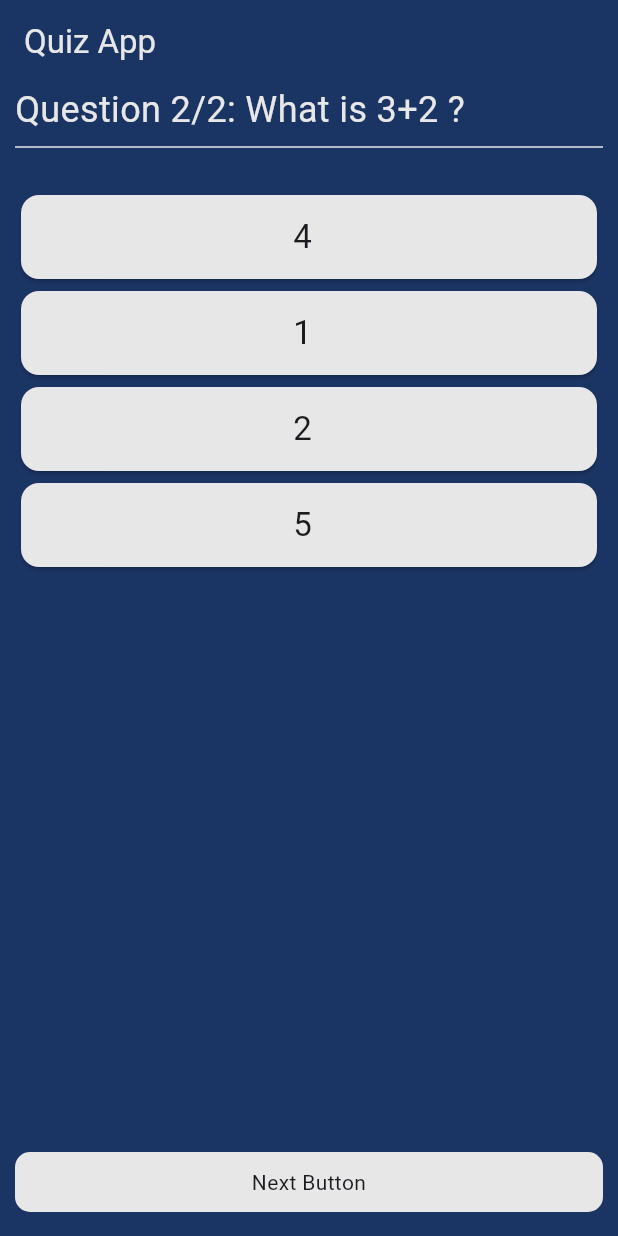
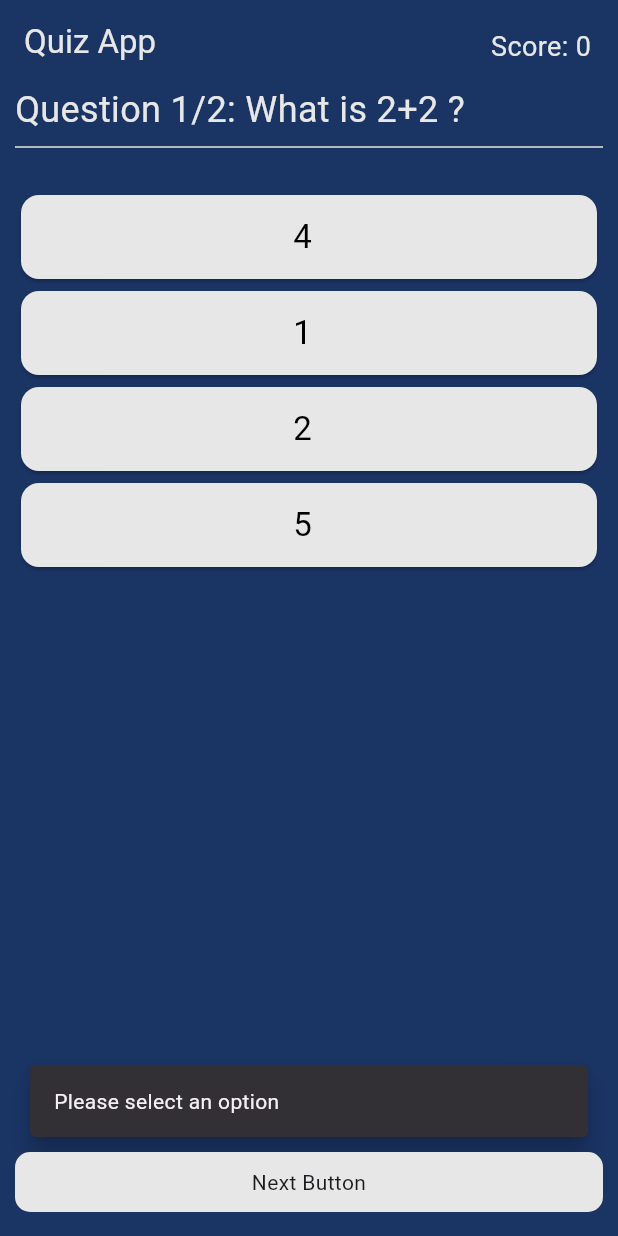
Before and after one commit to trungka982004/Midterm_Quiz_App, a Flutter app: the screen it shows after launch, after a tap on "Next Button", on a phone screen of 412 x 824 dp. Run offline on Flutter 3.47's test engine with Material 3 defaults, Android fonts, the phone set to English and light mode, and no system bars.

Commit message:
UI Quiz App is completed

```diff
--- a/lib/main.dart
+++ b/lib/main.dart
@@ -7,7 +7,7 @@ void main() {
 }
 
 class MyApp extends StatelessWidget {
-  const MyApp({Key? key}) : super(key: key);
+  const MyApp({super.key});
 
   @override
   Widget build(BuildContext context) {
--- a/lib/screens/homeScreen.dart
+++ b/lib/screens/homeScreen.dart
@@ -5,44 +5,84 @@ import 'package:quiz_app/widgets/next_button.dart';
 
 import '../widgets/option_card.dart';
 import '../widgets/question_widget.dart';
+import '../widgets/result_box.dart';
 
 class HomeScreen extends StatefulWidget {
-  const HomeScreen({Key? key}) : super(key: key);
+  const HomeScreen({super.key});
 
   @override
   State<HomeScreen> createState() => _HomeScreenState();
 }
+
 class _HomeScreenState extends State<HomeScreen> {
-  List<Question> _questions = [
+  final List<Question> _questions = [
     Question(
       id: '10',
       title: 'What is 2+2 ?',
-      options: {'4': true,'1': false,'2': false,'5': false},
+      options: {'4': true, '1': false, '2': false, '5': false},
     ),
     Question(
       id: '11',
       title: 'What is 3+2 ?',
-      options: {'4': false,'1': false,'2': false,'5': true},
+      options: {'4': false, '1': false, '2': false, '5': true},
     ),
   ];
 
   int index = 0;
+  // create score variable;
+  int score = 0;
+  bool isAlreadySelected = false;
   bool isPressed = false;
-  void nextQuestion(){
-    if(index == _questions.length - 1){
-      return;
+
+  void nextQuestion() {
+    if (index == _questions.length - 1) {
+      showDialog(
+        context: context,
+        barrierDismissible: false,
+        builder: (ctx) => ResultBox(
+        result: score,
+        questionLength: _questions.length,
+        onPressed: startOver,
+      ));
     } else {
+      if (isPressed) {
         setState(() {
           index++;
           isPressed = false;
+          isAlreadySelected = false;
+        });
+      } else {
+        ScaffoldMessenger.of(context).showSnackBar(const SnackBar(
+          content: Text("Please select an option"),
+          behavior: SnackBarBehavior.floating,
+          margin: EdgeInsets.symmetric(horizontal: 20.0, vertical: 10.0),
+        ));
+      }
+    }
+  }
+
+  void checkAnswerAndUpdate(bool value) {
+    if (isAlreadySelected) {
+      return;
+    } else {
+      if (value == true) {
+        score++;
+      }
+      setState(() {
+          isPressed = true;
+          isAlreadySelected = true;
         });
     }
   }
 
-  void changeColor(){
+  void startOver() {
     setState(() {
-      isPressed = true;
+      index = 0;
+      score = 0;
+      isPressed = false;
+      isAlreadySelected = false;
     });
+    Navigator.pop(context);
   }
   @override
   Widget build(BuildContext context) {
@@ -55,6 +95,15 @@ class _HomeScreenState extends State<HomeScreen> {
         ),
         backgroundColor: background,
         shadowColor: Colors.transparent,
+        actions: [
+          Padding(
+            padding: const EdgeInsets.all(18.0),
+            child: Text(
+              'Score: $score',
+              style: TextStyle(fontSize: 18.0, color: neutral),
+            ),
+          ),
+        ],
       ),
       body: Container(
         width: double.infinity,
@@ -67,17 +116,19 @@ class _HomeScreenState extends State<HomeScreen> {
               totalQuestions: _questions.length,
             ),
             const Divider(color: neutral),
-
             const SizedBox(height: 20.0),
-            for(int i =0; i < _questions[index].options.length;i++)
-              OptionCard(
+            for (int i = 0; i < _questions[index].options.length; i++)
+              GestureDetector(
+                onTap: () => checkAnswerAndUpdate(
+                    _questions[index].options.values.toList()[i]),
+                child: OptionCard(
                   option: _questions[index].options.keys.toList()[i],
                   color: isPressed
                       ? _questions[index].options.values.toList()[i] == true
                           ? correct
                           : incorrect
                       : neutral,
-                onTap: changeColor,
+                ),
               ),
           ],
         ),
@@ -86,7 +137,9 @@ class _HomeScreenState extends State<HomeScreen> {
       // floatingActionButton: FloatingActionButton()
       floatingActionButton: Padding(
         padding: const EdgeInsets.symmetric(horizontal: 10.0),
-        child: NextButton(nextQuestion: nextQuestion,) ,
+        child: NextButton(
+          nextQuestion: nextQuestion,
+        ),
       ),
       floatingActionButtonLocation: FloatingActionButtonLocation.centerFloat,
     );
--- a/lib/widgets/next_button.dart
+++ b/lib/widgets/next_button.dart
@@ -2,7 +2,7 @@ import 'package:flutter/material.dart';
 import 'package:quiz_app/constants.dart';
 
 class NextButton extends StatelessWidget {
-  const NextButton({Key? key, required  this.nextQuestion}) : super(key: key);
+  const NextButton({super.key, required  this.nextQuestion});
   final VoidCallback? nextQuestion;
 
   @override
--- a/lib/widgets/option_card.dart
+++ b/lib/widgets/option_card.dart
@@ -1,23 +1,20 @@
 import 'package:flutter/material.dart';
-// import '../constants.dart';
+import 'package:quiz_app/constants.dart';
+import '../constants.dart';
 
 class OptionCard extends StatelessWidget {
   const OptionCard(
-      {Key? key,
+      {super.key,
       required this.option,
-      required this.color,
-      required this.onTap})
-      : super(key: key);
+      required this.color
+    });
 
   final String option;
-  final VoidCallback onTap;
   final Color color;
 
   @override
   Widget build(BuildContext context) {
-    return GestureDetector(
-        onTap: onTap,
-        child: Card(
+    return Card(
       color:  color,
       child: ListTile(
         title: Text(
@@ -25,9 +22,11 @@ class OptionCard extends StatelessWidget {
           textAlign: TextAlign.center,
           style: TextStyle(
             fontSize: 22.0,
+            color: color.red != color.green ? neutral : Colors.black,
+
           ),
         ),
       ),
-        ));
+    );
   }
 }
--- a/lib/widgets/question_widget.dart
+++ b/lib/widgets/question_widget.dart
@@ -2,16 +2,17 @@ import 'package:flutter/material.dart';
 import 'package:quiz_app/constants.dart';
 
 class QuestionWidget extends StatelessWidget{
-  const QuestionWidget({Key? key,
+  const QuestionWidget({super.key,
     required this.question,
     required this.totalQuestions,
     required this.indexAction,
-  }) : super(key: key);
+  });
 
   final String question;
   final int indexAction;
   final int totalQuestions;
 
+  @override
   Widget build(BuildContext context) {
     return Container(
       alignment: Alignment.centerLeft,
```
Also changed, not shown: lib/widgets/result_box.dart (added, +68 -0 lines), 1 other file. Lines whose indentation alone changed are shown as unchanged.
